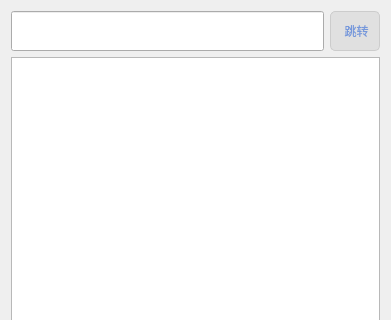
Old version of the form filetag/ui/WFileTag.ui in the repository 3548848289/SmartDesk; both pictures show x 0 to 391 and y 0 to 320 of the 391 by 593 pixel window.
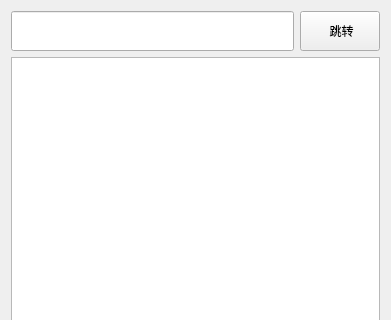
New version of the form.

The edit to the form file:
```diff
--- a/filetag/ui/WFileTag.ui
+++ b/filetag/ui/WFileTag.ui
@@ -52,14 +52,15 @@
           </sizepolicy>
          </property>
          <property name="styleSheet">
-          <string notr="true">QPushButton {
-    color: #7598db;  /* 设置字体颜色为橙色 */
-    background-color: #e0e0e0;  /* 背景颜色为灰色（可选） */
-    border: 1px solid #ccc;  /* 边框颜色为浅灰色（可选） */
-    border-radius: 5px;  /* 设置圆角（可选） */
-    padding: 5px 10px;  /* 设置内边距（可选） */
+          <string notr="true">/* 
+QPushButton {
+    color: #7598db;  
+    background-color: #e0e0e0;  
+    border: 1px solid #ccc; 
+    border-radius: 5px;  
+    padding: 5px 10px;  
 }
-</string>
+*/</string>
          </property>
          <property name="text">
           <string> 跳转</string>
```
